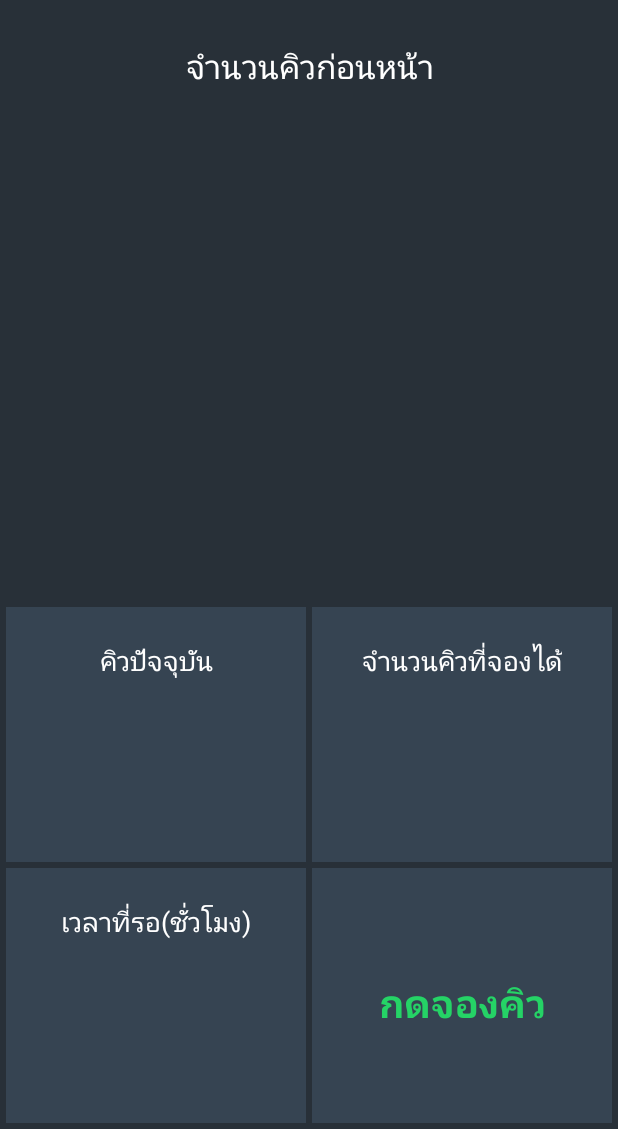
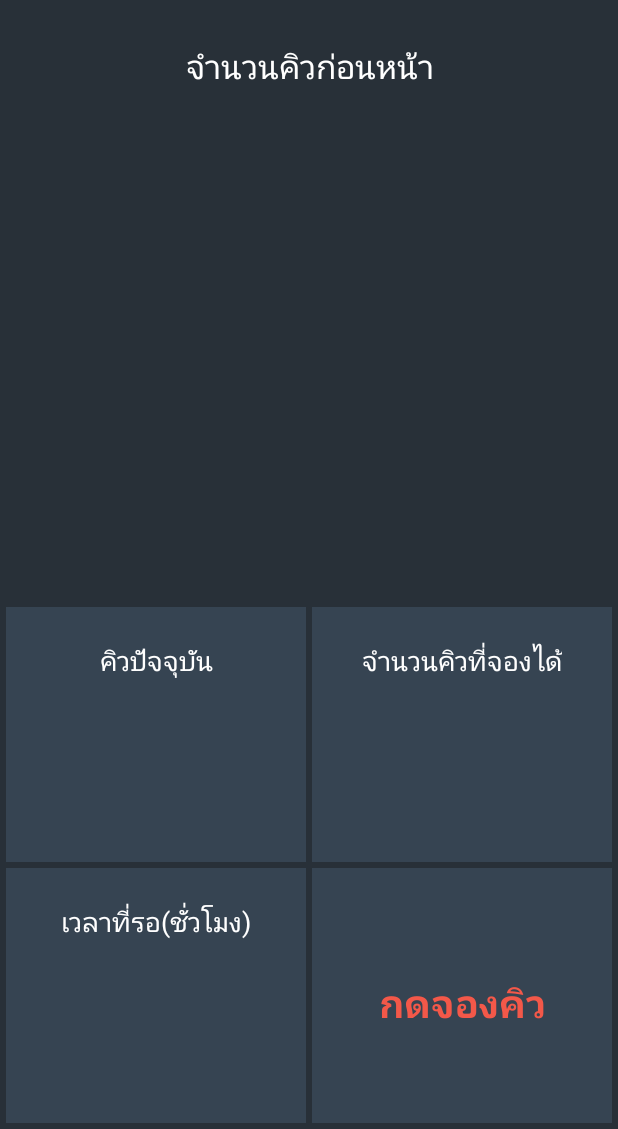
Before and after one commit to taweewong/MediQ, an Android app: the QueueActivity screen opened directly, with no data from a screen before it, on a phone screen of 412 x 824 dp, the part 107-1236 px from its top. Run offline under Robolectric (Android 15) with nearby library versions, the phone set to English and light mode, and no system bars.

Commit message:
change confirmQueueText color from colorAccent to red

```diff
--- a/MediQ/app/src/main/res/layout/activity_queue.xml
+++ b/MediQ/app/src/main/res/layout/activity_queue.xml
@@ -69,7 +69,7 @@
             android:layout_marginStart="8dp"
             android:layout_marginTop="8dp"
             android:text="@string/press_to_queue"
-            android:textColor="@color/colorAccent"
+            android:textColor="@color/red"
             android:textSize="26sp"
             android:textStyle="bold"
             app:layout_constraintBottom_toBottomOf="parent"
```
